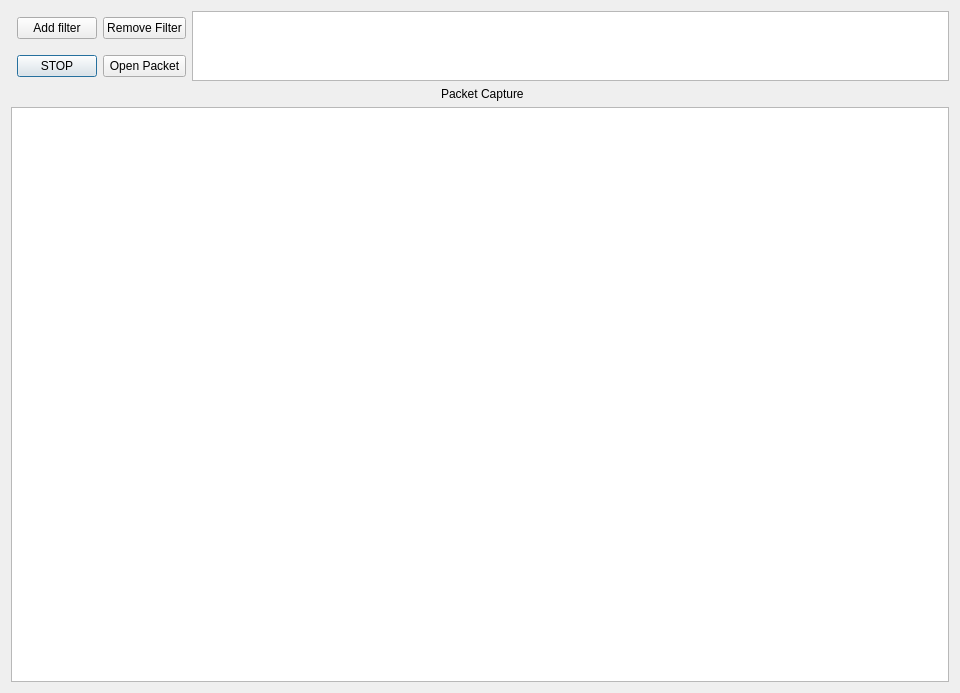
astro12321/Tobi-v3, file UI/mainWindow.ui: the form before one commit.
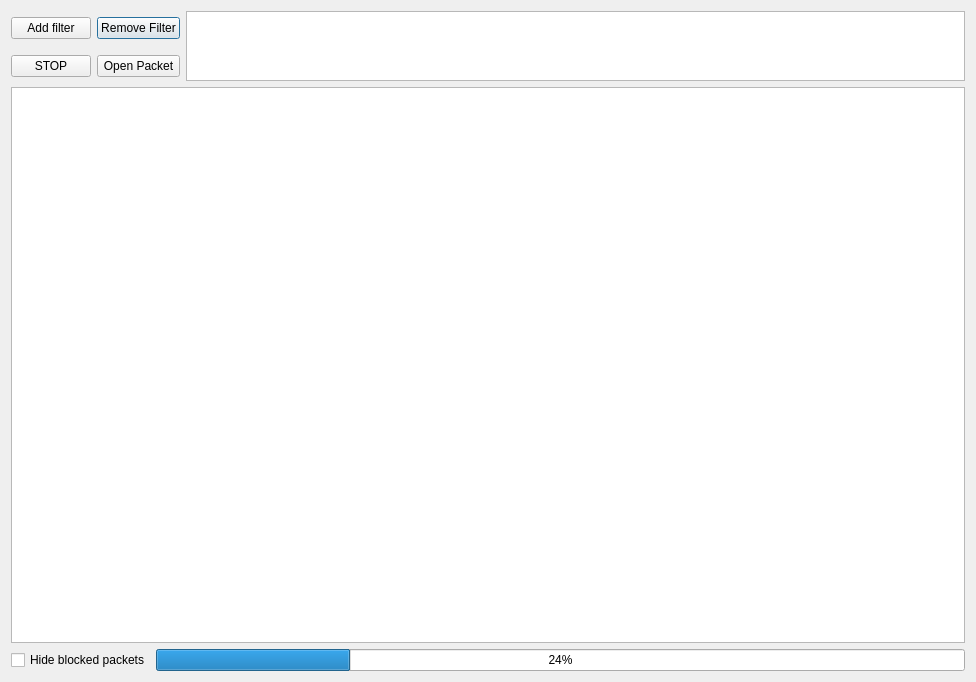
The form after the commit.

```diff
--- a/UI/mainWindow.ui
+++ b/UI/mainWindow.ui
@@ -6,26 +6,35 @@
    <rect>
     <x>0</x>
     <y>0</y>
-    <width>960</width>
-    <height>693</height>
+    <width>976</width>
+    <height>682</height>
    </rect>
   </property>
   <property name="windowTitle">
    <string>Dialog</string>
   </property>
   <layout class="QGridLayout" name="gridLayout_2">
-   <item row="0" column="0">
-    <layout class="QVBoxLayout" name="verticalLayout">
-     <item>
+   <item row="0" column="1">
       <layout class="QGridLayout" name="gridLayout">
-       <item row="3" column="1" colspan="3" alignment="Qt::AlignHCenter">
-        <widget class="QLabel" name="titleLabel">
+     <item row="0" column="0">
+      <layout class="QVBoxLayout" name="verticalLayout">
+       <item>
+        <layout class="QGridLayout" name="gridLayout_4">
+         <item row="0" column="1">
+          <widget class="QPushButton" name="removeFilterButton">
          <property name="text">
-          <string>Packet Capture</string>
+            <string>Remove Filter</string>
          </property>
         </widget>
        </item>
-       <item row="2" column="1">
+         <item row="0" column="0">
+          <widget class="QPushButton" name="addFilterButton">
+           <property name="text">
+            <string>Add filter</string>
+           </property>
+          </widget>
+         </item>
+         <item row="1" column="0">
         <widget class="QPushButton" name="startCaptureButton">
          <property name="text">
           <string>STOP</string>
@@ -33,31 +42,41 @@
         </widget>
        </item>
        <item row="1" column="1">
-        <widget class="QPushButton" name="addFilterButton">
-         <property name="text">
-          <string>Add filter</string>
-         </property>
-        </widget>
-       </item>
-       <item row="4" column="0" colspan="4">
-        <widget class="QListView" name="packetsListView"/>
-       </item>
-       <item row="1" column="3" rowspan="2">
-        <widget class="QListView" name="filtersListView"/>
-       </item>
-       <item row="1" column="2">
-        <widget class="QPushButton" name="removeFilterButton">
-         <property name="text">
-          <string>Remove Filter</string>
-         </property>
-        </widget>
-       </item>
-       <item row="2" column="2">
         <widget class="QPushButton" name="openPacketButton">
          <property name="text">
           <string>Open Packet</string>
          </property>
         </widget>
+         </item>
+         <item row="0" column="2" rowspan="2">
+          <widget class="QListView" name="filtersListView"/>
+         </item>
+        </layout>
+       </item>
+       <item>
+        <layout class="QGridLayout" name="gridLayout_3">
+         <item row="0" column="0">
+          <widget class="QListView" name="packetsListView"/>
+         </item>
+        </layout>
+       </item>
+       <item>
+        <layout class="QHBoxLayout" name="horizontalLayout">
+         <item>
+          <widget class="QCheckBox" name="hideBlockedPktcheckBox">
+           <property name="text">
+            <string>Hide blocked packets</string>
+           </property>
+          </widget>
+         </item>
+         <item>
+          <widget class="QProgressBar" name="UIprogressBar">
+           <property name="value">
+            <number>24</number>
+           </property>
+          </widget>
+         </item>
+        </layout>
        </item>
       </layout>
      </item>
```
Lines whose indentation alone changed are shown as unchanged.
